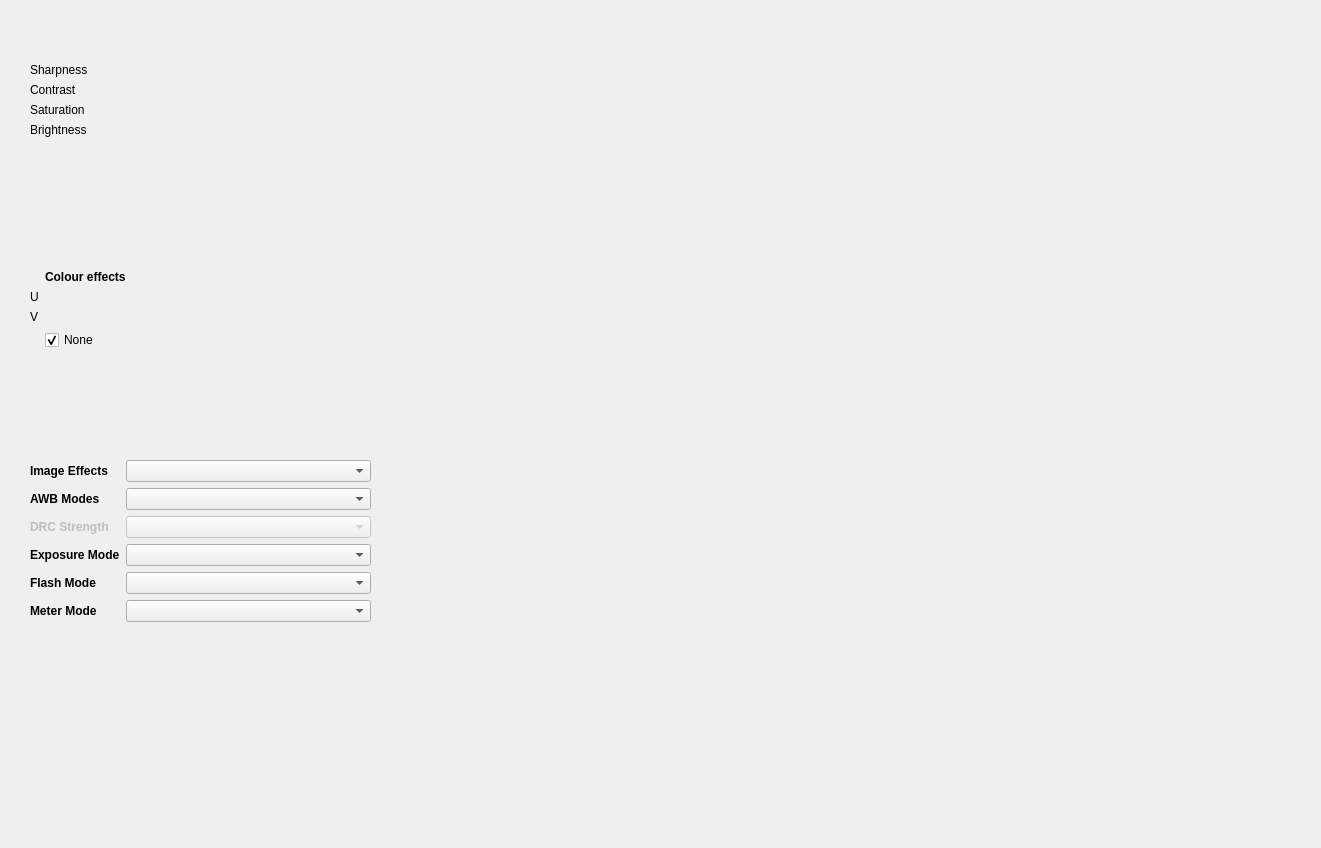
The window that adjustmentsTabGui.ui (cambridgeBlueMan/piSnap) describes before a commit, drawn with Qt 5.
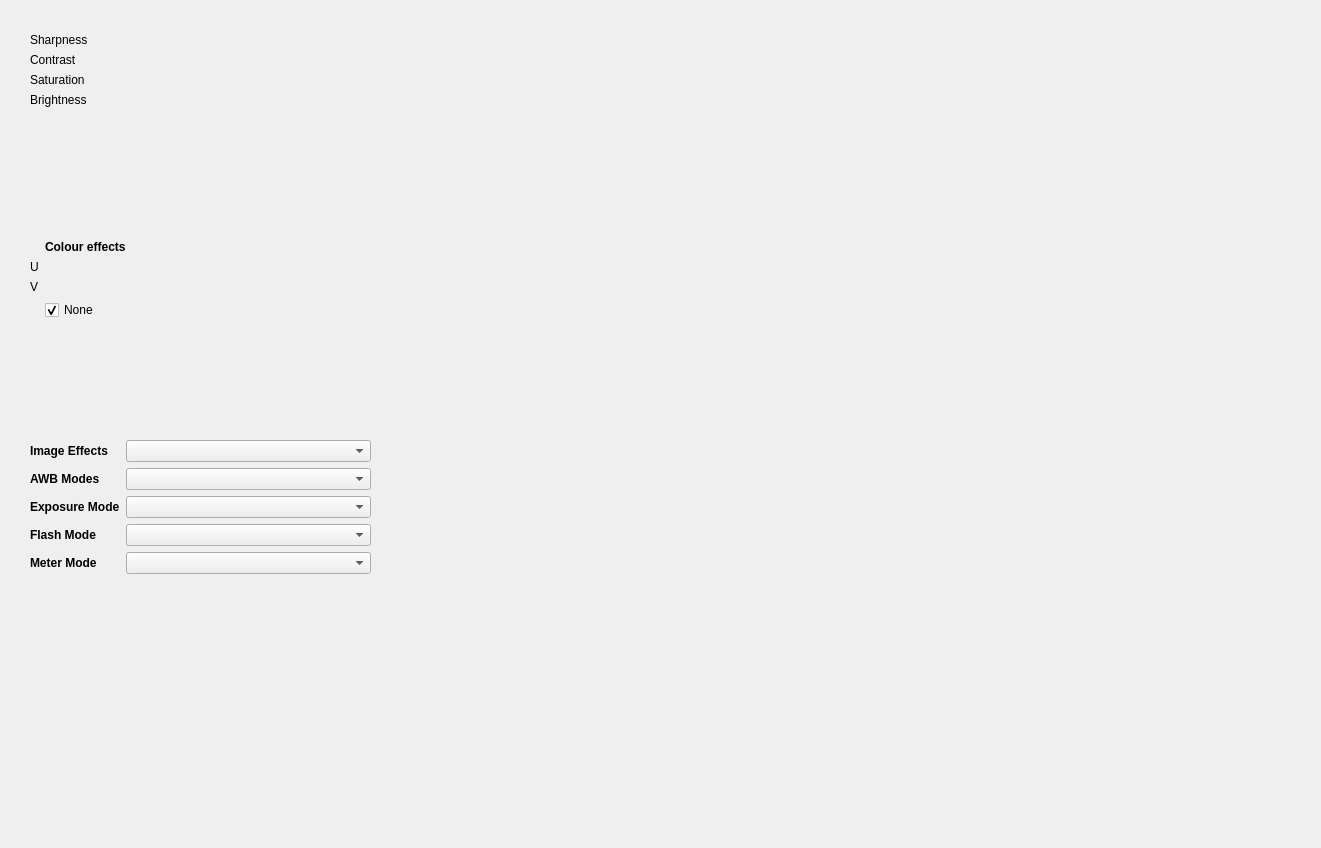
The same window after the commit. Custom widgets are drawn as their Qt base class.

```diff
--- a/adjustmentsTabGui.ui
+++ b/adjustmentsTabGui.ui
@@ -17,7 +17,7 @@
    <property name="geometry">
     <rect>
      <x>30</x>
-     <y>270</y>
+     <y>240</y>
      <width>721</width>
      <height>171</height>
     </rect>
@@ -72,9 +72,9 @@
    <property name="geometry">
     <rect>
      <x>30</x>
-     <y>460</y>
+     <y>440</y>
      <width>341</width>
-     <height>252</height>
+     <height>201</height>
     </rect>
    </property>
    <layout class="QFormLayout" name="formLayout">
@@ -108,29 +108,6 @@
      <widget class="QComboBox" name="awb_mode"/>
     </item>
     <item row="2" column="0">
-     <widget class="QLabel" name="label_8">
-      <property name="enabled">
-       <bool>false</bool>
-      </property>
-      <property name="font">
-       <font>
-        <weight>75</weight>
-        <bold>true</bold>
-       </font>
-      </property>
-      <property name="text">
-       <string>DRC Strength</string>
-      </property>
-     </widget>
-    </item>
-    <item row="2" column="1">
-     <widget class="QComboBox" name="drc_strength">
-      <property name="enabled">
-       <bool>false</bool>
-      </property>
-     </widget>
-    </item>
-    <item row="3" column="0">
      <widget class="QLabel" name="label_9">
       <property name="font">
        <font>
@@ -143,10 +120,10 @@
       </property>
      </widget>
     </item>
-    <item row="3" column="1">
+    <item row="2" column="1">
      <widget class="QComboBox" name="exposure_mode"/>
     </item>
-    <item row="4" column="0">
+    <item row="3" column="0">
      <widget class="QLabel" name="label_10">
       <property name="font">
        <font>
@@ -159,10 +136,10 @@
       </property>
      </widget>
     </item>
-    <item row="4" column="1">
+    <item row="3" column="1">
      <widget class="QComboBox" name="flash_mode"/>
     </item>
-    <item row="5" column="0">
+    <item row="4" column="0">
      <widget class="QLabel" name="label_11">
       <property name="font">
        <font>
@@ -175,7 +152,7 @@
       </property>
      </widget>
     </item>
-    <item row="5" column="1">
+    <item row="4" column="1">
      <widget class="QComboBox" name="meter_mode"/>
     </item>
     <item row="0" column="1">
@@ -187,7 +164,7 @@
    <property name="geometry">
     <rect>
      <x>30</x>
-     <y>60</y>
+     <y>30</y>
      <width>731</width>
      <height>191</height>
     </rect>
```
Left out of the diff: 44 changed lines with no effect on the pictures.
